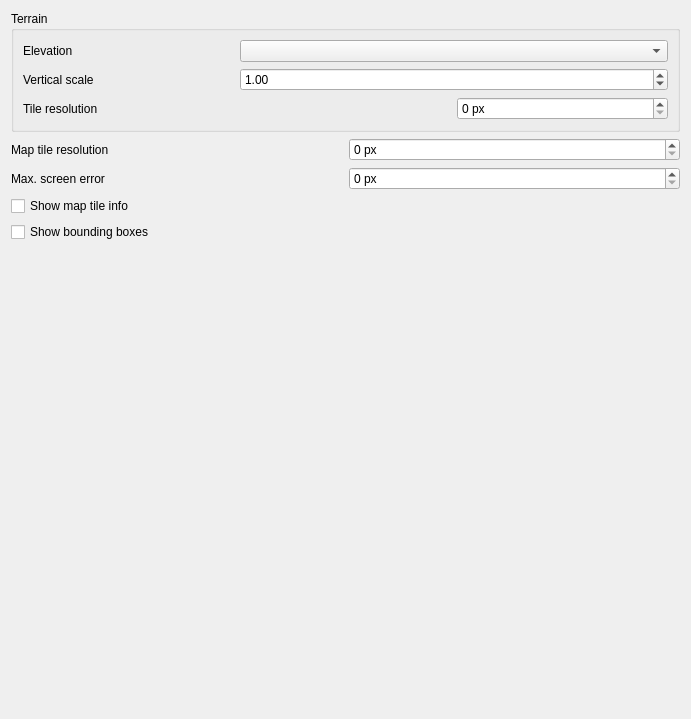
The window that src/ui/3d/map3dconfigwidget.ui (qgis/QGIS) describes before a commit, drawn with Qt 5.
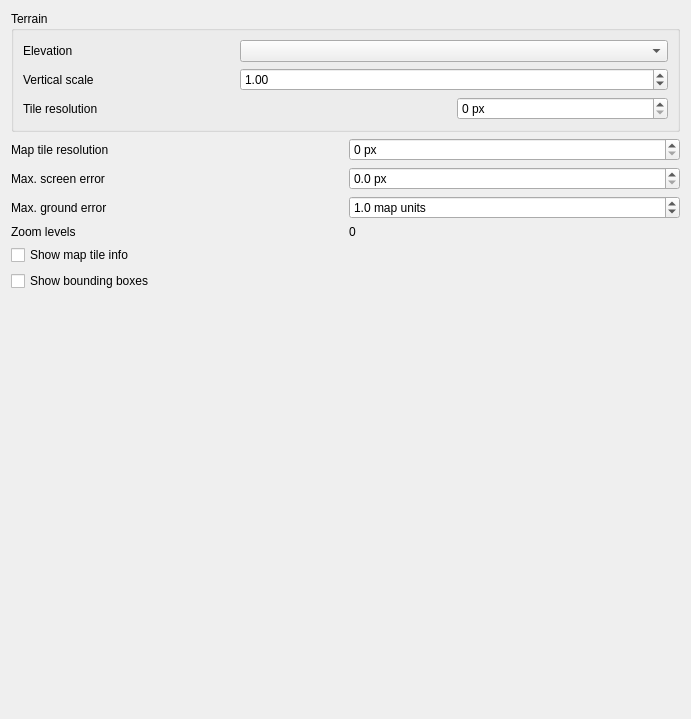
The same window after the commit. Custom widgets are drawn as their Qt base class.

Commit message: Decide number of zoom levels from max. allowed ground error

Patch:
```diff
--- a/src/ui/3d/map3dconfigwidget.ui
+++ b/src/ui/3d/map3dconfigwidget.ui
@@ -66,6 +66,13 @@
    </item>
    <item>
     <layout class="QGridLayout" name="gridLayout_2">
+     <item row="2" column="0">
+      <widget class="QLabel" name="label_6">
+       <property name="text">
+        <string>Max. ground error</string>
+       </property>
+      </widget>
+     </item>
      <item row="0" column="0">
       <widget class="QLabel" name="label_4">
        <property name="text">
@@ -90,11 +97,47 @@
        </property>
       </widget>
      </item>
+     <item row="2" column="1">
+      <widget class="QDoubleSpinBox" name="spinGroundError">
+       <property name="suffix">
+        <string> map units</string>
+       </property>
+       <property name="decimals">
+        <number>1</number>
+       </property>
+       <property name="minimum">
+        <double>0.100000000000000</double>
+       </property>
+       <property name="maximum">
+        <double>1000.000000000000000</double>
+       </property>
+       <property name="value">
+        <double>1.000000000000000</double>
+       </property>
+      </widget>
+     </item>
+     <item row="3" column="0">
+      <widget class="QLabel" name="label_7">
+       <property name="text">
+        <string>Zoom levels</string>
+       </property>
+      </widget>
+     </item>
+     <item row="3" column="1">
+      <widget class="QLabel" name="labelZoomLevels">
+       <property name="text">
+        <string>0</string>
+       </property>
+      </widget>
+     </item>
      <item row="1" column="1">
-      <widget class="QSpinBox" name="spinScreenError">
+      <widget class="QDoubleSpinBox" name="spinScreenError">
        <property name="suffix">
         <string> px</string>
        </property>
+       <property name="decimals">
+        <number>1</number>
+       </property>
       </widget>
      </item>
     </layout>
```
Left out of the diff: 10 changed lines with no effect on the pictures. The commit also changes 13 other files.
